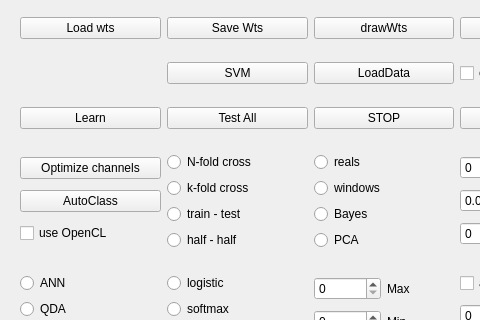
Old version of the form net.ui in the repository ArtfulVampire/SecondGUIrepo; both pictures show x 0 to 480 and y 0 to 320 of the 981 by 649 pixel window.
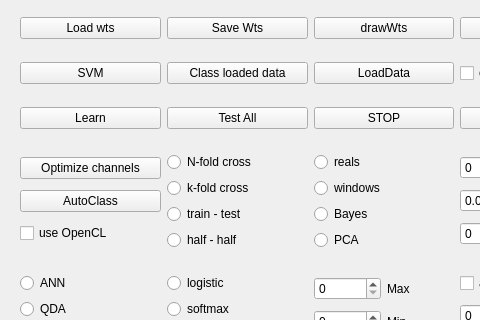
New version of the form.

The edit to the form file:
```diff
--- a/net.ui
+++ b/net.ui
@@ -387,13 +387,6 @@
       </property>
      </widget>
     </item>
-    <item row="1" column="1">
-     <widget class="QPushButton" name="svmPushButton">
-      <property name="text">
-       <string>SVM</string>
-      </property>
-     </widget>
-    </item>
     <item row="2" column="0">
      <widget class="QPushButton" name="learnButton">
       <property name="text">
@@ -597,6 +590,20 @@
       </item>
      </layout>
     </item>
+    <item row="1" column="0">
+     <widget class="QPushButton" name="svmPushButton">
+      <property name="text">
+       <string>SVM</string>
+      </property>
+     </widget>
+    </item>
+    <item row="1" column="1">
+     <widget class="QPushButton" name="autoClassDataPushButton">
+      <property name="text">
+       <string>Class loaded data</string>
+      </property>
+     </widget>
+    </item>
    </layout>
   </widget>
   <widget class="QWidget" name="layoutWidget">
```
